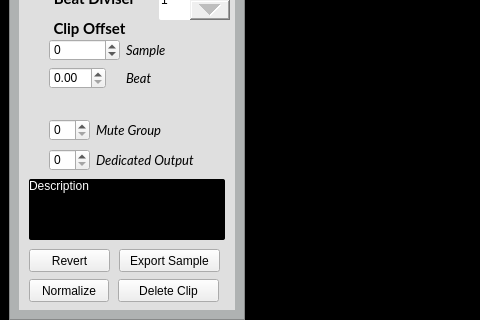
Before: the Qt Designer form gui_ui.ui in Vampouille/superboucle, drawn with Qt 5; both pictures show x 0 to 480 and y 499 to 819 of the 1111 by 929 pixel window.
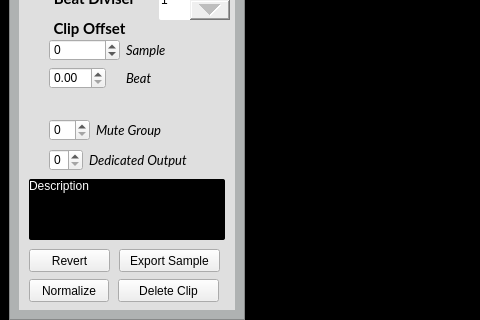
After: the same form once the commit is applied. Icons and pictures are not drawn. Custom widgets are drawn as their Qt base class.

Commit message: outpurt ports set to max (7)

The edit to the form file:
```diff
--- a/gui_ui.ui
+++ b/gui_ui.ui
@@ -450,7 +450,11 @@
            </property>
            <layout class="QFormLayout" name="formLayout">
             <item row="0" column="0">
-             <widget class="QSpinBox" name="route_out"/>
+             <widget class="QSpinBox" name="route_out">
+              <property name="maximum">
+               <number>7</number>
+              </property>
+             </widget>
             </item>
             <item row="0" column="1">
              <widget class="QLabel" name="label_9">
```
